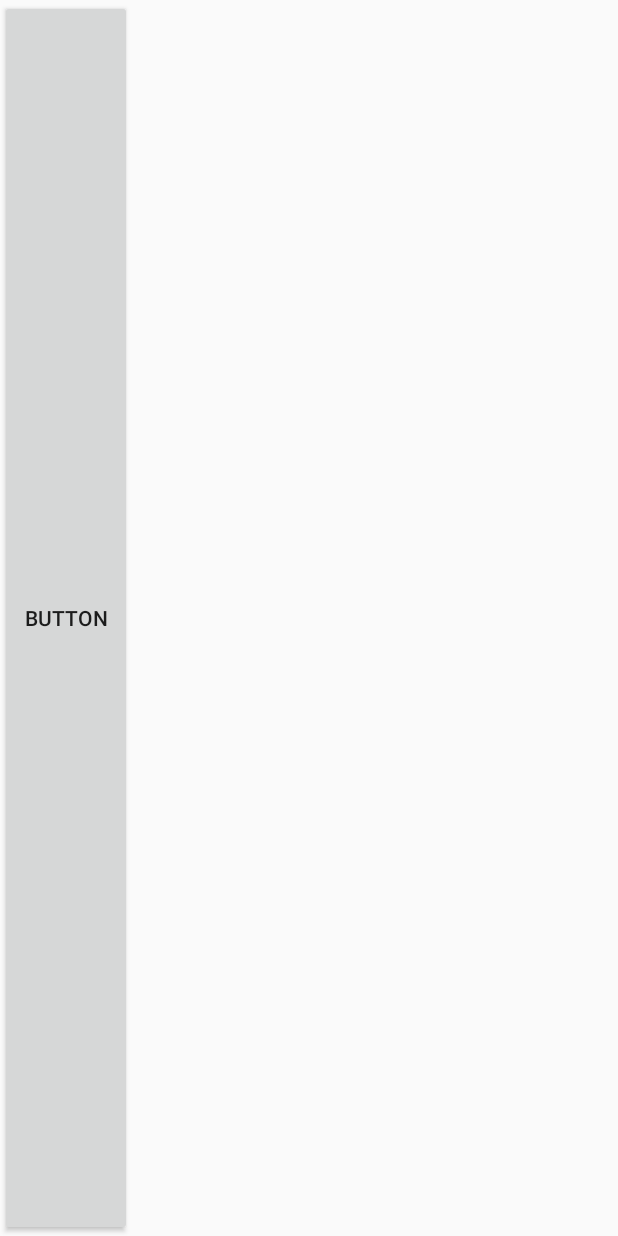
After one commit to Niro646/My-recipe-manager, an Android app: the add_recipe screen opened through its navigation route, on a phone screen of 412 x 824 dp. The commit adds this screen. Run offline under Robolectric (Android 15) with nearby library versions, the phone set to English and light mode, and no system bars.

Commit message:
First Push

```diff
--- a/app/build.gradle
+++ b/app/build.gradle
@@ -33,6 +33,8 @@ dependencies {
     implementation 'androidx.appcompat:appcompat:1.6.1'
     implementation 'com.google.android.material:material:1.8.0'
     implementation 'androidx.constraintlayout:constraintlayout:2.1.4'
+    implementation 'androidx.navigation:navigation-fragment:2.5.3'
+    implementation 'androidx.navigation:navigation-ui:2.5.3'
     testImplementation 'junit:junit:4.13.2'
     androidTestImplementation 'androidx.test.ext:junit:1.1.5'
     androidTestImplementation 'androidx.test.espresso:espresso-core:3.5.1'
--- /dev/null
+++ b/app/src/main/java/com/example/asdasdad/add_recipe.java
@@ -0,0 +1,64 @@
+package com.example.asdasdad;
+
+import android.os.Bundle;
+
+import androidx.fragment.app.Fragment;
+
+import android.view.LayoutInflater;
+import android.view.View;
+import android.view.ViewGroup;
+
+/**
+ * A simple {@link Fragment} subclass.
+ * Use the {@link add_recipe#newInstance} factory method to
+ * create an instance of this fragment.
+ */
+public class add_recipe extends Fragment {
+
+    // TODO: Rename parameter arguments, choose names that match
+    // the fragment initialization parameters, e.g. ARG_ITEM_NUMBER
+    private static final String ARG_PARAM1 = "param1";
+    private static final String ARG_PARAM2 = "param2";
+
+    // TODO: Rename and change types of parameters
+    private String mParam1;
+    private String mParam2;
+
+    public add_recipe() {
+        // Required empty public constructor
+    }
+
+    /**
+     * Use this factory method to create a new instance of
+     * this fragment using the provided parameters.
+     *
+     * @param param1 Parameter 1.
+     * @param param2 Parameter 2.
+     * @return A new instance of fragment add_recipe.
+     */
+    // TODO: Rename and change types and number of parameters
+    public static add_recipe newInstance(String param1, String param2) {
+        add_recipe fragment = new add_recipe();
+        Bundle args = new Bundle();
+        args.putString(ARG_PARAM1, param1);
+        args.putString(ARG_PARAM2, param2);
+        fragment.setArguments(args);
+        return fragment;
+    }
+
+    @Override
+    public void onCreate(Bundle savedInstanceState) {
+        super.onCreate(savedInstanceState);
+        if (getArguments() != null) {
+            mParam1 = getArguments().getString(ARG_PARAM1);
+            mParam2 = getArguments().getString(ARG_PARAM2);
+        }
+    }
+
+    @Override
+    public View onCreateView(LayoutInflater inflater, ViewGroup container,
+                             Bundle savedInstanceState) {
+        // Inflate the layout for this fragment
+        return inflater.inflate(R.layout.fragment_add_recipe, container, false);
+    }
+}
--- /dev/null
+++ b/app/src/main/java/com/example/asdasdad/show_all_recipes_fregment.java
@@ -0,0 +1,81 @@
+package com.example.asdasdad;
+
+import android.os.Bundle;
+
+import androidx.fragment.app.Fragment;
+import androidx.navigation.Navigation;
+
+import android.view.LayoutInflater;
+import android.view.View;
+import android.view.ViewGroup;
+import android.widget.Button;
+
+/**
+ * A simple {@link Fragment} subclass.
+ * Use the {@link show_all_recipes_fregment#newInstance} factory method to
+ * create an instance of this fragment.
+ */
+public class show_all_recipes_fregment extends Fragment {
+
+    // TODO: Rename parameter arguments, choose names that match
+    // the fragment initialization parameters, e.g. ARG_ITEM_NUMBER
+    private static final String ARG_PARAM1 = "param1";
+    private static final String ARG_PARAM2 = "param2";
+
+    // TODO: Rename and change types of parameters
+    private String mParam1;
+    private String mParam2;
+
+
+
+    public show_all_recipes_fregment() {
+        // Required empty public constructor
+    }
+
+    /**
+     * Use this factory method to create a new instance of
+     * this fragment using the provided parameters.
+     *
+     * @param param1 Parameter 1.
+     * @param param2 Parameter 2.
+     * @return A new instance of fragment show_all_recipes_fregment.
+     */
+    // TODO: Rename and change types and number of parameters
+    public static show_all_recipes_fregment newInstance(String param1, String param2) {
+        show_all_recipes_fregment fragment = new show_all_recipes_fregment();
+        Bundle args = new Bundle();
+        args.putString(ARG_PARAM1, param1);
+        args.putString(ARG_PARAM2, param2);
+        fragment.setArguments(args);
+        return fragment;
+    }
+
+    @Override
+    public void onCreate(Bundle savedInstanceState) {
+        super.onCreate(savedInstanceState);
+        if (getArguments() != null) {
+            mParam1 = getArguments().getString(ARG_PARAM1);
+            mParam2 = getArguments().getString(ARG_PARAM2);
+        }
+
+    }
+
+    @Override
+    public View onCreateView(LayoutInflater inflater, ViewGroup container,
+                             Bundle savedInstanceState) {
+        // Inflate the layout for this fragment
+        View viewF = inflater.inflate(R.layout.fragment_show_all_recipes_fregment,container,false);
+
+        Button equalBtn = viewF.findViewById(R.id.add_recipe_btn);
+
+        equalBtn.setOnClickListener(new View.OnClickListener() {
+            @Override
+
+            public void onClick(View v) {
+                Navigation.findNavController(viewF).navigate(R.id.action_show_all_recipes_fregment_to_add_recipe);
+
+            }
+        });
+        return viewF;
+    }
+}
--- /dev/null
+++ b/app/src/main/res/drawable/add_24.xml
@@ -0,0 +1,5 @@
+<vector android:height="24dp" android:tint="#000000"
+    android:viewportHeight="24" android:viewportWidth="24"
+    android:width="24dp" xmlns:android="http://schemas.android.com/apk/res/android">
+    <path android:fillColor="@android:color/white" android:pathData="M19,13h-6v6h-2v-6H5v-2h6V5h2v6h6v2z"/>
+</vector>
--- a/app/src/main/res/layout/activity_main.xml
+++ b/app/src/main/res/layout/activity_main.xml
@@ -1,18 +1,21 @@
 <?xml version="1.0" encoding="utf-8"?>
-<androidx.constraintlayout.widget.ConstraintLayout xmlns:android="http://schemas.android.com/apk/res/android"
+<LinearLayout xmlns:android="http://schemas.android.com/apk/res/android"
     xmlns:app="http://schemas.android.com/apk/res-auto"
     xmlns:tools="http://schemas.android.com/tools"
     android:layout_width="match_parent"
     android:layout_height="match_parent"
+    android:orientation="vertical"
     tools:context=".MainActivity">
 
-    <TextView
+
+
+    <androidx.fragment.app.FragmentContainerView
+        android:id="@+id/fragmentContainerView"
+        android:name="androidx.navigation.fragment.NavHostFragment"
         android:layout_width="wrap_content"
         android:layout_height="wrap_content"
-        android:text="Hello World!"
-        app:layout_constraintBottom_toBottomOf="parent"
-        app:layout_constraintEnd_toEndOf="parent"
-        app:layout_constraintStart_toStartOf="parent"
-        app:layout_constraintTop_toTopOf="parent" />
+        android:layout_weight="1"
+        tools:layout="@layout/fragment_show_all_recipes_fregment"
+        app:navGraph="@navigation/nav" />
 
-</androidx.constraintlayout.widget.ConstraintLayout>
+</LinearLayout>
--- /dev/null
+++ b/app/src/main/res/layout/fragment_add_recipe.xml
@@ -0,0 +1,17 @@
+<?xml version="1.0" encoding="utf-8"?>
+<FrameLayout xmlns:android="http://schemas.android.com/apk/res/android"
+    xmlns:tools="http://schemas.android.com/tools"
+    android:layout_width="match_parent"
+    android:layout_height="match_parent"
+    tools:context="add_recipe">
+
+    <!-- TODO: Update blank fragment layout -->
+    <Button
+        android:id="@+id/button"
+        android:layout_width="match_parent"
+        android:layout_height="match_parent"
+        android:layout_weight="1"
+        android:gravity="center"
+        android:text="Button" />
+
+</FrameLayout>
--- /dev/null
+++ b/app/src/main/res/layout/recipes_layout.xml
@@ -0,0 +1,6 @@
+<?xml version="1.0" encoding="utf-8"?>
+<androidx.constraintlayout.widget.ConstraintLayout xmlns:android="http://schemas.android.com/apk/res/android"
+    android:layout_width="match_parent"
+    android:layout_height="match_parent">
+
+</androidx.constraintlayout.widget.ConstraintLayout>
--- /dev/null
+++ b/app/src/main/res/navigation/nav.xml
@@ -0,0 +1,22 @@
+<?xml version="1.0" encoding="utf-8"?>
+<navigation xmlns:android="http://schemas.android.com/apk/res/android"
+    xmlns:app="http://schemas.android.com/apk/res-auto"
+    xmlns:tools="http://schemas.android.com/tools"
+    android:id="@+id/nav"
+    app:startDestination="@id/show_all_recipes_fregment">
+
+    <fragment
+        android:id="@+id/show_all_recipes_fregment"
+        android:name="com.example.asdasdad.show_all_recipes_fregment"
+        android:label="fragment_show_all_recipes_fregment"
+        tools:layout="@layout/fragment_show_all_recipes_fregment" >
+        <action
+            android:id="@+id/action_show_all_recipes_fregment_to_add_recipe"
+            app:destination="@id/add_recipe" />
+    </fragment>
+    <fragment
+        android:id="@+id/add_recipe"
+        android:name="com.example.asdasdad.add_recipe"
+        android:label="fragment_add_recipe"
+        tools:layout="@layout/fragment_add_recipe" />
+</navigation>
--- a/app/src/main/res/values-night/themes.xml
+++ b/app/src/main/res/values-night/themes.xml
@@ -1,6 +1,6 @@
 <resources xmlns:tools="http://schemas.android.com/tools">
     <!-- Base application theme. -->
-    <style name="Theme.Asdasdad" parent="Theme.MaterialComponents.DayNight.DarkActionBar">
+    <style name="Theme.Asdasdad" parent="Theme.AppCompat.DayNight.NoActionBar">
         <!-- Primary brand color. -->
         <item name="colorPrimary">@color/purple_200</item>
         <item name="colorPrimaryVariant">@color/purple_700</item>
--- a/app/src/main/res/values/strings.xml
+++ b/app/src/main/res/values/strings.xml
@@ -1,3 +1,5 @@
 <resources>
     <string name="app_name">asdasdad</string>
+    <!-- TODO: Remove or change this placeholder text -->
+    <string name="hello_blank_fragment">Hello blank fragment</string>
 </resources>
--- a/app/src/main/res/values/themes.xml
+++ b/app/src/main/res/values/themes.xml
@@ -1,6 +1,6 @@
 <resources xmlns:tools="http://schemas.android.com/tools">
     <!-- Base application theme. -->
-    <style name="Theme.Asdasdad" parent="Theme.MaterialComponents.DayNight.DarkActionBar">
+    <style name="Theme.Asdasdad" parent="Theme.AppCompat.DayNight.NoActionBar">
         <!-- Primary brand color. -->
         <item name="colorPrimary">@color/purple_500</item>
         <item name="colorPrimaryVariant">@color/purple_700</item>
```
Also changed, not shown: app/src/main/res/drawable/add_button_design.xml (added, +10 -0 lines), app/src/main/res/layout/fragment_show_all_recipes_fregment.xml (added, +35 -0 lines).
